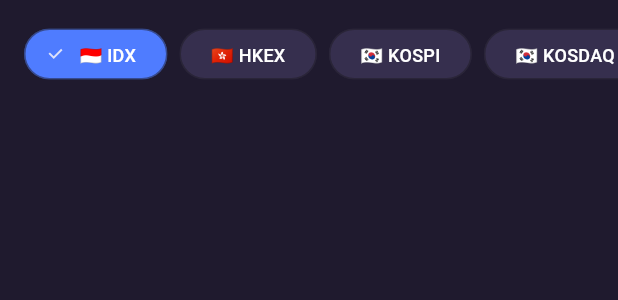
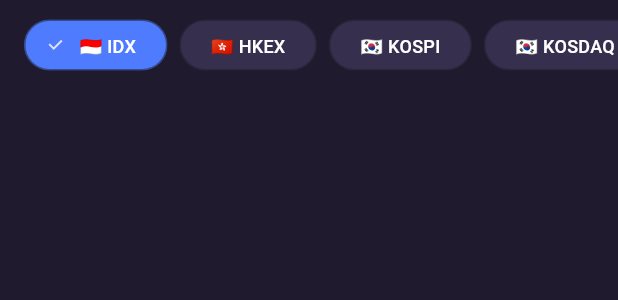
Before and after one commit to rayowana-rgb/tradewizz, a Flutter app: the _MarketFilterBar widget shown alone on an empty page, opened directly with empty values, on a phone screen of 412 x 824 dp. Shown: the top 300 px of the screen. Run offline on Flutter 3.47's test engine with Material 3 defaults, Android fonts, the phone set to English and light mode, and no system bars; our stand-ins replace google_sign_in, hive_flutter, shared_preferences, sign_in_with_apple; accounts and stored records are empty; network calls fail.

Commit message:
ui(explore): tighten market + category filter rows under search
The country/index row and the All/Bull/Bear category row sat with loose
vertical gaps (market top 12 / bottom 4, category top 4 / bottom 12). Tighten
them to sit closer under the search field and to each other (market top 6 /
bottom 2, category top 2 / bottom 8) while keeping a small breathing gap.

No logic changes. flutter analyze clean; 16 screener tests pass.

```diff
--- a/tradewiz/lib/pages/screener_page.dart
+++ b/tradewiz/lib/pages/screener_page.dart
@@ -1078,7 +1078,9 @@
   Widget build(BuildContext context) {
     return SingleChildScrollView(
       scrollDirection: Axis.horizontal,
-      padding: const EdgeInsets.fromLTRB(16, 12, 16, 4),
+      // Tightened to sit closer under the search field (was top 12) while
+      // keeping a small breathing gap.
+      padding: const EdgeInsets.fromLTRB(16, 6, 16, 2),
       child: Row(
         children: [
           for (final m in Market.values)
@@ -1105,7 +1107,9 @@
   Widget build(BuildContext context) {
     return SingleChildScrollView(
       scrollDirection: Axis.horizontal,
-      padding: const EdgeInsets.fromLTRB(16, 4, 16, 12),
+      // Sits snug below the market row (was top 4 / bottom 12); still leaves a
+      // little room before the content divider.
+      padding: const EdgeInsets.fromLTRB(16, 2, 16, 8),
       child: Row(
         children: [
           Padding(
```
